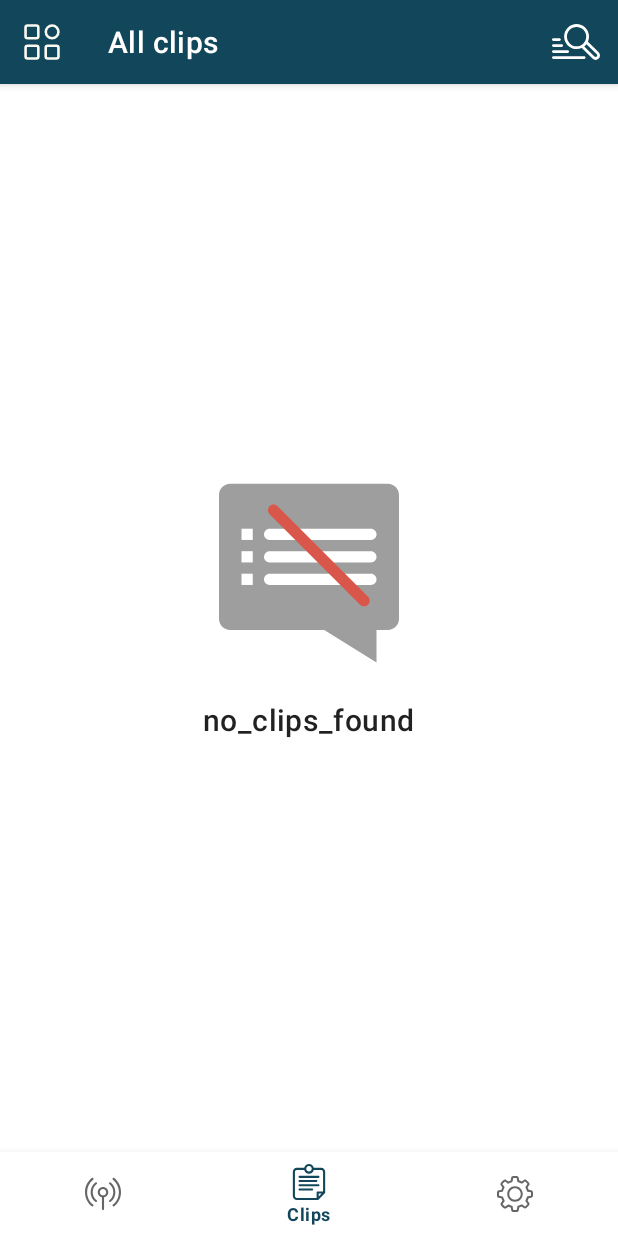
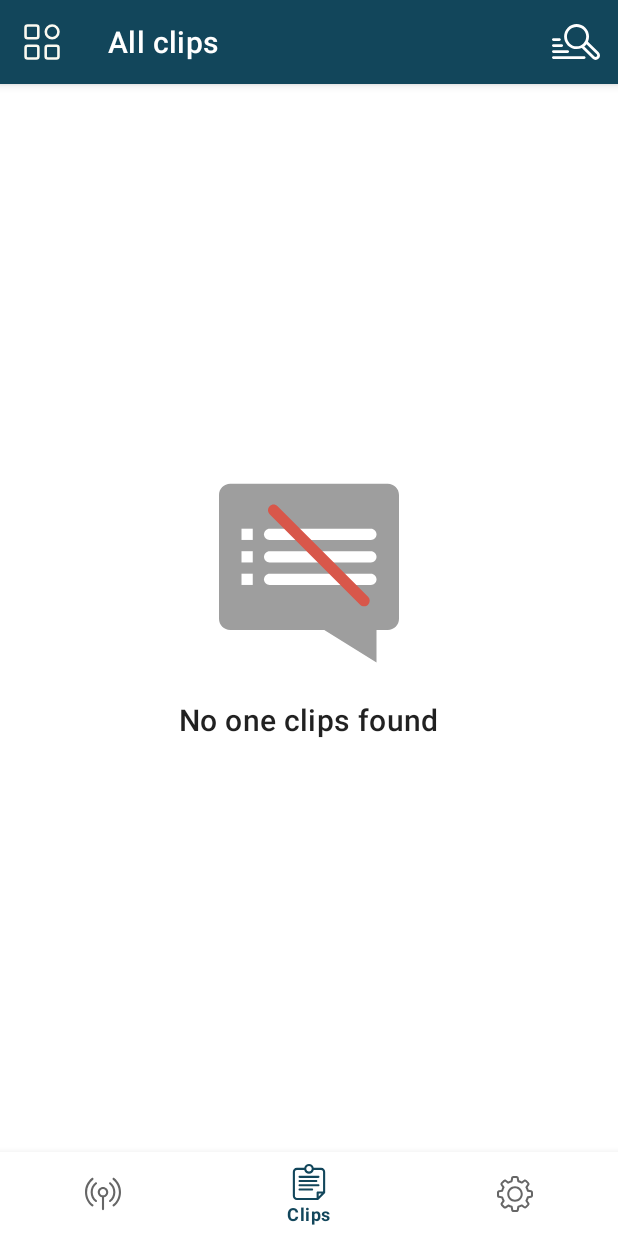
Before and after one commit to stargeraaas/clipoid, an Android app: the screen it shows after launch (MainActivity), on a phone screen of 412 x 824 dp. Run offline under Robolectric (Android 15) with nearby library versions, the phone set to English and light mode, and no system bars; our stand-ins replace Firebase (no records; nobody signed in at launch, a user with empty details on screens opened directly), Room's generated code, navigation-ui; 1 statement that could not run was skipped.

Commit message:
Fix: crash with night theme

```diff
--- a/app/src/main/AndroidManifest.xml
+++ b/app/src/main/AndroidManifest.xml
@@ -14,7 +14,8 @@
         android:label="@string/app_name"
         android:supportsRtl="true"
         android:name=".core.App"
-        android:theme="@style/Theme.Clipangelandroidclient">
+        android:theme="@style/Theme.Clipoid.NoActionBar">
+
         <activity android:name=".presentation.MainActivity" android:screenOrientation="portrait">
             <intent-filter>
                 <action android:name="android.intent.action.MAIN" />
--- a/app/src/main/java/dev/sukharev/clipangel/presentation/MainActivity.kt
+++ b/app/src/main/java/dev/sukharev/clipangel/presentation/MainActivity.kt
@@ -7,6 +7,8 @@ import androidx.appcompat.app.AppCompatActivity
 import android.os.Bundle
 import android.view.View
 import android.widget.Toast
+import androidx.appcompat.app.AppCompatDelegate
+import androidx.appcompat.app.AppCompatDelegate.MODE_NIGHT_NO
 import androidx.biometric.BiometricPrompt
 import androidx.drawerlayout.widget.DrawerLayout
 import androidx.lifecycle.Observer
@@ -54,6 +56,7 @@ class MainActivity : AppCompatActivity(), ToolbarPresenter, BottomNavView,
 
     override fun onCreate(savedInstanceState: Bundle?) {
         super.onCreate(savedInstanceState)
+        AppCompatDelegate.setDefaultNightMode(MODE_NIGHT_NO)
         setContentView(R.layout.activity_main)
         mainViewModel = ViewModelProvider(this)[MainViewModel::class.java]
 
--- a/app/src/main/res/values-night/themes.xml
+++ b/app/src/main/res/values-night/themes.xml
@@ -1,6 +1,6 @@
 <resources xmlns:tools="http://schemas.android.com/tools">
     <!-- Base application theme. -->
-    <style name="Theme.Clipangelandroidclient" parent="Theme.MaterialComponents.DayNight.DarkActionBar">
+    <style name="Theme.Clipoid.NoActionBar" parent="Theme.MaterialComponents.DayNight.NoActionBar">
         <!-- Primary brand color. -->
         <item name="colorPrimary">@color/purple_200</item>
         <item name="colorPrimaryVariant">@color/purple_700</item>
@@ -14,7 +14,7 @@
         <!-- Customize your theme here. -->
     </style>
 
-    <style name="ThemeOverlay.Clipangelandroidclient.FullscreenContainer" parent="">
+    <style name="ThemeOverlay.Clipoid.FullscreenContainer" parent="">
         <item name="fullscreenBackgroundColor">@color/light_blue_900</item>
         <item name="fullscreenTextColor">@color/light_blue_A400</item>
     </style>
--- a/app/src/main/res/values/strings.xml
+++ b/app/src/main/res/values/strings.xml
@@ -22,7 +22,7 @@
     <string name="all">All</string>
     <string name="favorite">Favorite</string>
     <string name="secured">Protected</string>
-    <string name="no_clips_found">no_clips_found</string>
+    <string name="no_clips_found">No one clips found</string>
     <string name="from">from_caption</string>
     <string name="clip_is_deleted">Clip is deleted!</string>
     <string name="new_clip_received">From %s</string>
--- a/app/src/main/res/values/themes.xml
+++ b/app/src/main/res/values/themes.xml
@@ -1,6 +1,6 @@
 <resources xmlns:tools="http://schemas.android.com/tools">
     <!-- Base application theme. -->
-    <style name="Theme.Clipangelandroidclient" parent="Theme.MaterialComponents.DayNight.NoActionBar">
+    <style name="Theme.Clipoid.NoActionBar" parent="Theme.MaterialComponents.DayNight.NoActionBar">
         <!-- Primary brand color. -->
         <item name="colorPrimary">@color/pantone_primary</item>
         <item name="colorPrimaryVariant">@color/purple_700</item>
@@ -16,7 +16,7 @@
         <item name="android:preferenceStyle">@style/preference</item>
     </style>
 
-    <style name="ThemeOverlay.Clipangelandroidclient.FullscreenContainer" parent="">
+    <style name="ThemeOverlay.Clipoid.FullscreenContainer" parent="">
         <item name="fullscreenBackgroundColor">@color/light_blue_600</item>
         <item name="fullscreenTextColor">@color/light_blue_A200</item>
     </style>
```
Also changed, not shown: app/src/main/res/values/styles.xml (+3 -22 lines).
